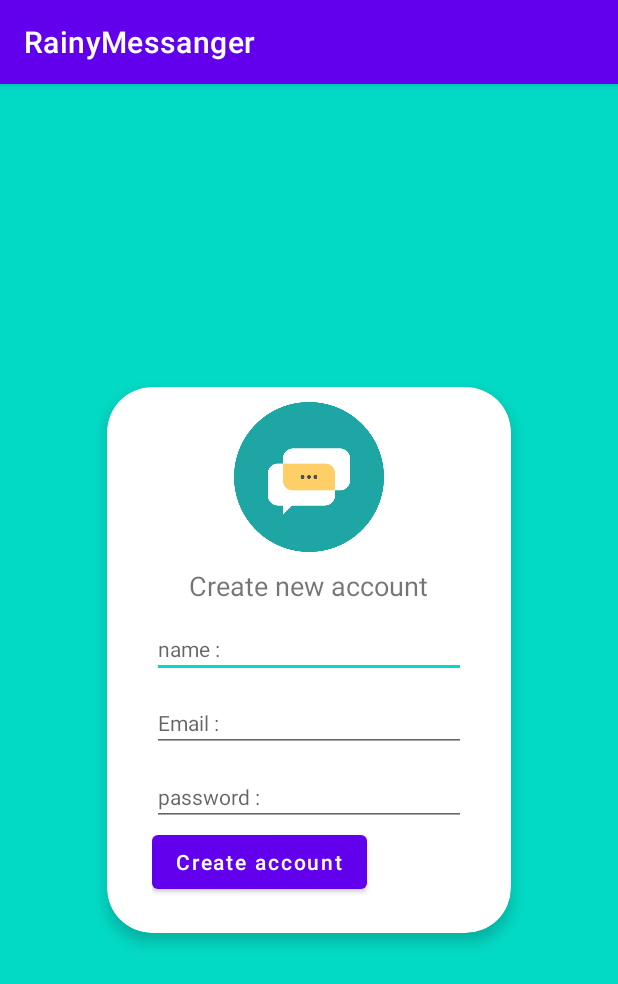
After one commit to hosseinkasiri/Rainy-Messenger, an Android app: the fragment CreateAccountFragment shown on its own in the app's theme, on a phone screen of 412 x 824 dp. The commit adds this screen. Shown: the top 984 px of the screen. Run offline under Robolectric (Android 15) with nearby library versions, the phone set to English and light mode, and no system bars.

Commit message:
design create account page

```diff
--- a/app/src/main/AndroidManifest.xml
+++ b/app/src/main/AndroidManifest.xml
@@ -9,7 +9,8 @@
         android:roundIcon="@mipmap/ic_launcher_round"
         android:supportsRtl="true"
         android:theme="@style/Theme.RainyMessanger">
-        <activity android:name=".controller.LoginActivity"></activity>
+        <activity android:name=".controller.CreateAccountActivity"></activity>
+        <activity android:name=".controller.LoginActivity" />
         <activity android:name=".controller.RainyActivity">
             <intent-filter>
                 <action android:name="android.intent.action.MAIN" />
--- /dev/null
+++ b/app/src/main/java/com/example/rainymessanger/controller/CreateAccountActivity.kt
@@ -0,0 +1,12 @@
+package com.example.rainymessanger.controller
+
+import androidx.appcompat.app.AppCompatActivity
+import android.os.Bundle
+import androidx.fragment.app.Fragment
+
+class CreateAccountActivity : SingleFragmentActivity() {
+
+    override fun mFragment(): Fragment {
+        return CreateAccountFragment.newInstance()
+    }
+}
--- /dev/null
+++ b/app/src/main/java/com/example/rainymessanger/controller/CreateAccountFragment.kt
@@ -0,0 +1,43 @@
+package com.example.rainymessanger.controller
+
+import android.os.Bundle
+import androidx.fragment.app.Fragment
+import android.view.LayoutInflater
+import android.view.View
+import android.view.ViewGroup
+import com.example.rainymessanger.R
+
+class CreateAccountFragment : Fragment() {
+
+    override fun onCreate(savedInstanceState: Bundle?) {
+        super.onCreate(savedInstanceState)
+        arguments?.let {
+        }
+    }
+
+    override fun onCreateView(
+        inflater: LayoutInflater, container: ViewGroup?,
+        savedInstanceState: Bundle?
+    ): View? {
+        // Inflate the layout for this fragment
+        return inflater.inflate(R.layout.fragment_create_account, container, false)
+    }
+
+    companion object {
+        /**
+         * Use this factory method to create a new instance of
+         * this fragment using the provided parameters.
+         *
+         * @param param1 Parameter 1.
+         * @param param2 Parameter 2.
+         * @return A new instance of fragment CreateAccountFragment.
+         */
+        // TODO: Rename and change types and number of parameters
+        @JvmStatic
+        fun newInstance() =
+            CreateAccountFragment().apply {
+                arguments = Bundle().apply {
+                }
+            }
+    }
+}
--- /dev/null
+++ b/app/src/main/res/layout/fragment_create_account.xml
@@ -0,0 +1,89 @@
+<?xml version="1.0" encoding="utf-8"?>
+<RelativeLayout xmlns:android="http://schemas.android.com/apk/res/android"
+    xmlns:tools="http://schemas.android.com/tools"
+    android:layout_width="match_parent"
+    android:layout_height="match_parent"
+    xmlns:app="http://schemas.android.com/apk/res-auto"
+    android:background="@color/teal_200"
+    tools:context=".controller.CreateAccountFragment">
+
+    <androidx.cardview.widget.CardView
+        android:layout_width="300dp"
+        android:layout_height="400dp"
+        android:layout_centerInParent="true"
+        app:cardCornerRadius="30dp"
+        app:cardElevation="6dp"
+        app:cardUseCompatPadding="true">
+
+        <LinearLayout
+            android:layout_width="match_parent"
+            android:layout_height="match_parent"
+            android:orientation="vertical">
+
+            <ImageView
+                android:layout_width="100dp"
+                android:layout_height="100dp"
+                android:layout_gravity="center_horizontal"
+                android:src="@drawable/chat_icon"
+                android:layout_marginTop="10dp"/>
+
+            <TextView
+                android:layout_width="wrap_content"
+                android:layout_height="wrap_content"
+                android:layout_gravity="center_horizontal"
+                android:text="@string/create_account"
+                android:layout_marginTop="10dp"
+                android:textSize="18sp"/>
+
+            <LinearLayout
+                android:layout_width="match_parent"
+                android:layout_height="wrap_content"
+                android:orientation="vertical"
+                android:layout_marginStart="30dp"
+                android:layout_marginEnd="30dp">
+
+                <EditText
+                    android:id="@+id/account_display_name"
+                    android:layout_width="match_parent"
+                    android:layout_height="wrap_content"
+                    android:hint="@string/name"
+                    android:paddingBottom="10dp"
+                    android:layout_marginTop="10dp"
+                    android:textSize="14sp"
+                    android:textCursorDrawable="@drawable/bg_input_cursor_2"/>
+
+                <EditText
+                    android:id="@+id/account_display_email"
+                    android:layout_width="match_parent"
+                    android:layout_height="wrap_content"
+                    android:hint="@string/email"
+                    android:paddingBottom="10dp"
+                    android:layout_marginTop="10dp"
+                    android:textSize="14sp"
+                    android:textCursorDrawable="@drawable/bg_input_cursor_2"/>
+
+                <EditText
+                    android:id="@+id/account_display_password"
+                    android:layout_width="match_parent"
+                    android:layout_height="wrap_content"
+                    android:hint="@string/password"
+                    android:paddingBottom="10dp"
+                    android:layout_marginTop="10dp"
+                    android:textSize="14sp"
+                    android:textCursorDrawable="@drawable/bg_input_cursor_2"/>
+
+                <Button
+                    android:id="@+id/create_account_btn"
+                    android:layout_width="wrap_content"
+                    android:layout_height="wrap_content"
+                    android:text="@string/create"
+                    android:textAllCaps="false" />
+
+            </LinearLayout>
+
+
+        </LinearLayout>
+    </androidx.cardview.widget.CardView>
+
+
+</RelativeLayout>
--- a/app/src/main/res/layout/fragment_login.xml
+++ b/app/src/main/res/layout/fragment_login.xml
@@ -28,7 +28,7 @@
                 android:textStyle="bold"
                 android:textSize="18sp"
                 android:layout_marginStart="30dp"
-                android:layout_marginTop="20dp"/>
+                android:layout_marginTop="40dp"/>
 
             <LinearLayout
                 android:layout_width="match_parent"
--- a/app/src/main/res/values/strings.xml
+++ b/app/src/main/res/values/strings.xml
@@ -6,4 +6,7 @@
     <string name="login">Login</string>
     <string name="email">Email :</string>
     <string name="password">password :</string>
+    <string name="create_account">Create new account</string>
+    <string name="name">name :</string>
+    <string name="create">Create account</string>
 </resources>
```
